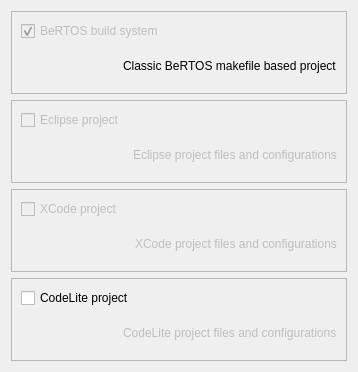
Above: wizard/ui/output_select.ui from imby/STM32VLDiscovery_BeRTOS before the change. Below: the same form after it.
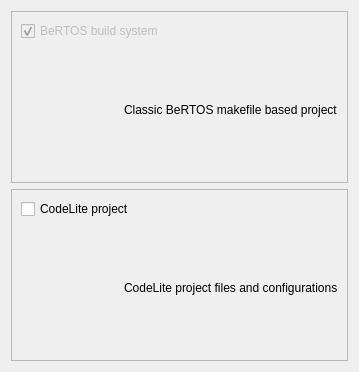
That is the form after the change.

Commit message: Remove useless output

The edit to the form file:
```diff
--- a/wizard/ui/output_select.ui
+++ b/wizard/ui/output_select.ui
@@ -1,11 +1,11 @@
 <ui version="4.0" >
  <class>Form</class>
- <widget class="QWidget" name="Form" >
-  <property name="geometry" >
+ <widget class="QWidget" name="Form">
+  <property name="geometry">
    <rect>
     <x>0</x>
     <y>0</y>
-    <width>358</width>
+    <width>359</width>
     <height>372</height>
    </rect>
   </property>
@@ -72,106 +72,8 @@
     </widget>
    </item>
    <item>
-    <widget class="QFrame" name="frame_2" >
-     <property name="enabled" >
-      <bool>false</bool>
-     </property>
-     <property name="frameShape" >
-      <enum>QFrame::StyledPanel</enum>
-     </property>
-     <property name="frameShadow" >
-      <enum>QFrame::Raised</enum>
-     </property>
-     <layout class="QVBoxLayout" name="verticalLayout_2" >
-      <item>
-       <widget class="QCheckBox" name="eclipseCheckBox" >
-        <property name="text" >
-         <string>Eclipse project</string>
-        </property>
-       </widget>
-      </item>
-      <item>
-       <layout class="QHBoxLayout" name="horizontalLayout_2" >
-        <item>
-         <spacer name="horizontalSpacer_2" >
-          <property name="orientation" >
-           <enum>Qt::Horizontal</enum>
-          </property>
-          <property name="sizeHint" stdset="0" >
-           <size>
-            <width>40</width>
-            <height>20</height>
-           </size>
-          </property>
-         </spacer>
-        </item>
-        <item>
-         <widget class="QLabel" name="eclipseLabel" >
-          <property name="enabled" >
-           <bool>false</bool>
-          </property>
-          <property name="text" >
-           <string>Eclipse project files and configurations</string>
-          </property>
-         </widget>
-        </item>
-       </layout>
-      </item>
-     </layout>
-    </widget>
-   </item>
-   <item>
-    <widget class="QFrame" name="frame_3" >
-     <property name="enabled" >
-      <bool>false</bool>
-     </property>
-     <property name="frameShape" >
-      <enum>QFrame::StyledPanel</enum>
-     </property>
-     <property name="frameShadow" >
-      <enum>QFrame::Raised</enum>
-     </property>
-     <layout class="QVBoxLayout" name="verticalLayout_3" >
-      <item>
-       <widget class="QCheckBox" name="xcodeCheckBox" >
-        <property name="text" >
-         <string>XCode project</string>
-        </property>
-       </widget>
-      </item>
-      <item>
-       <layout class="QHBoxLayout" name="horizontalLayout_3" >
-        <item>
-         <spacer name="horizontalSpacer_2" >
-          <property name="orientation" >
-           <enum>Qt::Horizontal</enum>
-          </property>
-          <property name="sizeHint" stdset="0" >
-           <size>
-            <width>40</width>
-            <height>20</height>
-           </size>
-          </property>
-         </spacer>
-        </item>
-        <item>
-         <widget class="QLabel" name="xcodeLabel" >
-          <property name="enabled" >
-           <bool>false</bool>
-          </property>
-          <property name="text" >
-           <string>XCode project files and configurations</string>
-          </property>
-         </widget>
-        </item>
-       </layout>
-      </item>
-     </layout>
-    </widget>
-   </item>
-   <item>
-    <widget class="QFrame" name="frame_4" >
-     <property name="enabled" >
+    <widget class="QFrame" name="frame_4">
+     <property name="enabled">
       <bool>true</bool>
      </property>
      <property name="frameShape" >
@@ -191,11 +93,11 @@
       <item>
        <layout class="QHBoxLayout" name="horizontalLayout_4" >
         <item>
-         <spacer name="horizontalSpacer_2" >
-          <property name="orientation" >
+         <spacer name="horizontalSpacer_2">
+          <property name="orientation">
            <enum>Qt::Horizontal</enum>
           </property>
-          <property name="sizeHint" stdset="0" >
+          <property name="sizeHint" stdset="0">
            <size>
             <width>40</width>
             <height>20</height>
@@ -204,9 +106,9 @@
          </spacer>
         </item>
         <item>
-         <widget class="QLabel" name="codeliteLabel" >
-          <property name="enabled" >
-           <bool>false</bool>
+         <widget class="QLabel" name="codeliteLabel">
+          <property name="enabled">
+           <bool>true</bool>
           </property>
           <property name="text" >
            <string>CodeLite project files and configurations</string>
```
Left out of the diff: 55 changed lines with no effect on the pictures. The commit also changes 1 other file.
